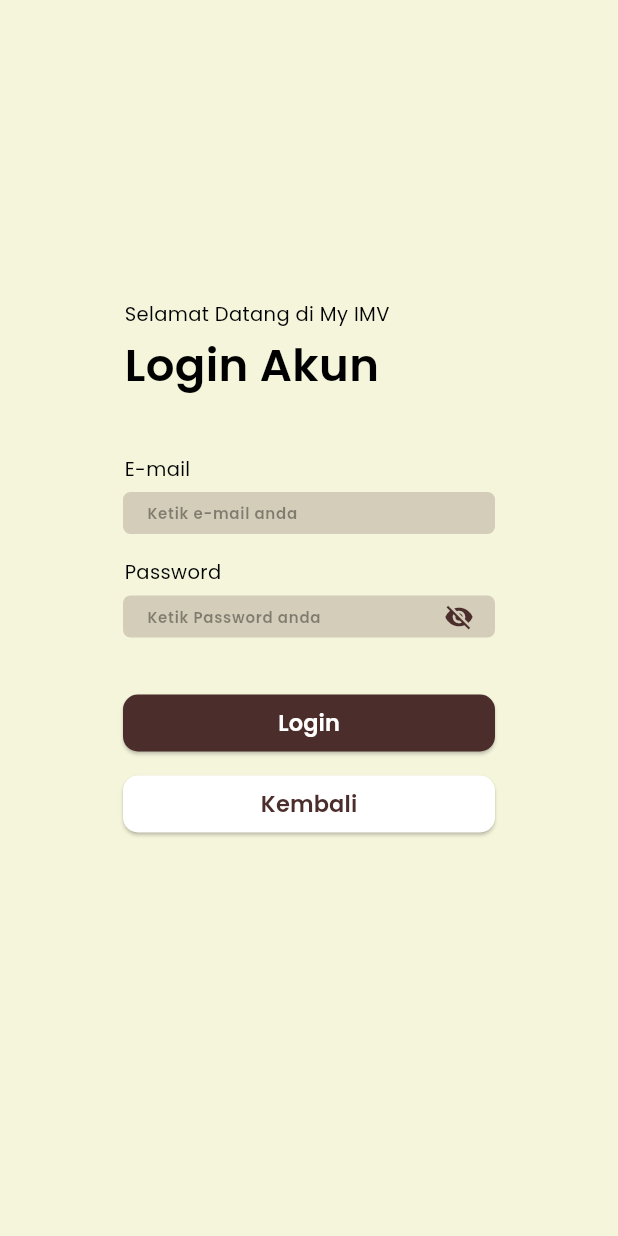
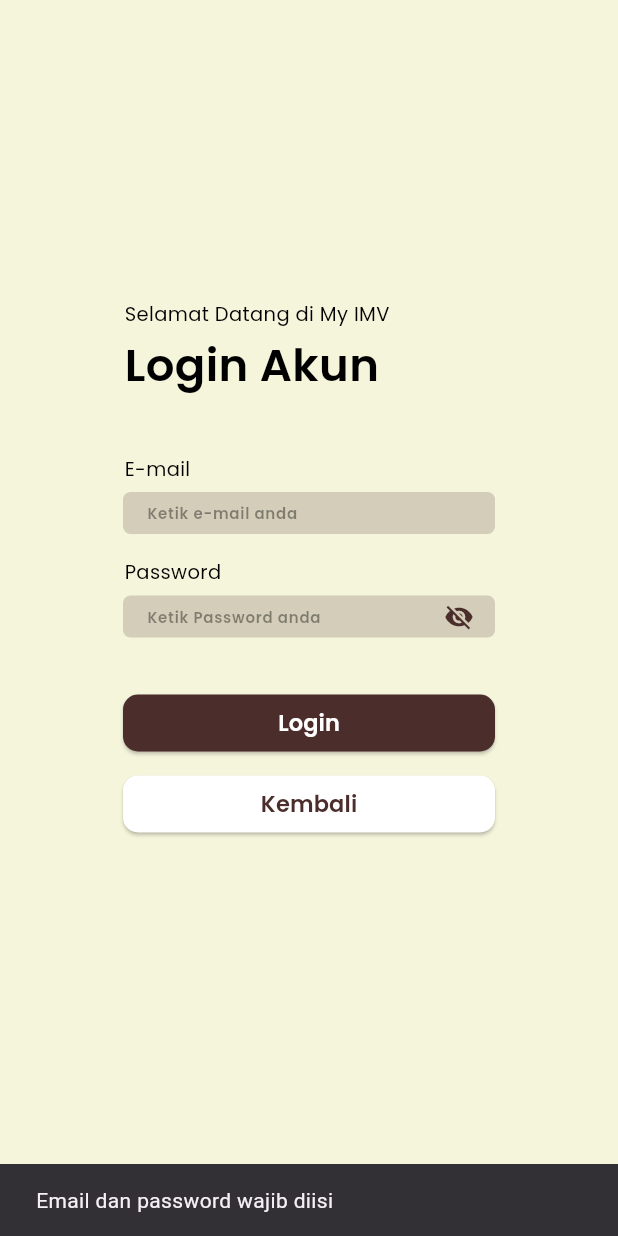
Before and after one commit to stevanniep/LALogin, a Flutter app: the LoginPage screen opened directly, after a tap on "Login", on a phone screen of 412 x 824 dp. Run offline on Flutter 3.47's test engine with Material 3 defaults, Android fonts, the phone set to English and light mode, and no system bars; our stand-ins replace supabase_flutter; accounts and stored records are empty.

Commit message:
logika regist(otp) dan login berhasil

```diff
--- a/lib/screens/login.dart
+++ b/lib/screens/login.dart
@@ -1,11 +1,68 @@
 import 'package:flutter/material.dart';
+import 'package:supabase_flutter/supabase_flutter.dart';
+import '../pages/home_page.dart';
 
-class LoginPage extends StatelessWidget {
+class LoginPage extends StatefulWidget {
   const LoginPage({super.key});
 
   @override
+  State<LoginPage> createState() => _LoginPageState();
+}
+
+class _LoginPageState extends State<LoginPage> {
+  final _emailController = TextEditingController();
+  final _passwordController = TextEditingController();
+  bool _isLoading = false;
+
+  Future<void> _login() async {
+    final email = _emailController.text.trim();
+    final password = _passwordController.text;
+
+    if (email.isEmpty || password.isEmpty) {
+      ScaffoldMessenger.of(context).showSnackBar(
+        const SnackBar(content: Text('Email dan password wajib diisi')),
+      );
+      return;
+    }
+
+    setState(() => _isLoading = true);
+
+    try {
+      final response = await Supabase.instance.client.auth.signInWithPassword(
+        email: email,
+        password: password,
+      );
+
+      if (!mounted) return;
+
+      if (response.session != null) {
+        // Sukses login, arahkan ke halaman utama
+        Navigator.pushReplacement(
+          context,
+          MaterialPageRoute(builder: (_) => const HomePage()),
+        );
+      } else {
+        ScaffoldMessenger.of(
+          context,
+        ).showSnackBar(const SnackBar(content: Text('Gagal login')));
+      }
+    } on AuthException catch (e) {
+      if (!mounted) return;
+      ScaffoldMessenger.of(
+        context,
+      ).showSnackBar(SnackBar(content: Text(e.message)));
+    } catch (e) {
+      if (!mounted) return;
+      ScaffoldMessenger.of(
+        context,
+      ).showSnackBar(const SnackBar(content: Text('Terjadi kesalahan')));
+    } finally {
+      if (mounted) setState(() => _isLoading = false);
+    }
+  }
+
+  @override
   Widget build(BuildContext context) {
-    // Gaya teks label
     final labelStyle = const TextStyle(
       fontFamily: 'Poppins',
       fontSize: 13,
@@ -13,7 +70,6 @@ class LoginPage extends StatelessWidget {
       color: Colors.black,
     );
 
-    // Gaya teks placeholder
     final placeholderStyle = const TextStyle(
       fontFamily: 'Poppins',
       fontSize: 10,
@@ -21,10 +77,9 @@ class LoginPage extends StatelessWidget {
       color: Color.fromRGBO(0, 0, 0, 0.4),
     );
 
-    // Dekorasi input box
     final inputDecoration = InputDecoration(
       filled: true,
-      fillColor: const Color(0x334B2E2B), // Warna 20%
+      fillColor: const Color(0x334B2E2B),
       hintStyle: placeholderStyle,
       contentPadding: const EdgeInsets.symmetric(horizontal: 12, vertical: 4),
       border: OutlineInputBorder(
@@ -34,7 +89,7 @@ class LoginPage extends StatelessWidget {
     );
 
     return Scaffold(
-      backgroundColor: const Color(0xFFF5F5DC), // krem
+      backgroundColor: const Color(0xFFF5F5DC),
       body: Align(
         alignment: Alignment.topCenter,
         child: SingleChildScrollView(
@@ -44,7 +99,6 @@ class LoginPage extends StatelessWidget {
               mainAxisSize: MainAxisSize.min,
               crossAxisAlignment: CrossAxisAlignment.start,
               children: [
-                // ===== Selamat Datang =====
                 Padding(
                   padding: const EdgeInsets.only(left: 1),
                   child: Text(
@@ -53,8 +107,6 @@ class LoginPage extends StatelessWidget {
                   ),
                 ),
                 const SizedBox(height: 3),
-
-                // ===== Login Akun =====
                 const Padding(
                   padding: EdgeInsets.only(left: 1),
                   child: Text(
@@ -67,10 +119,7 @@ class LoginPage extends StatelessWidget {
                     ),
                   ),
                 ),
-
                 const SizedBox(height: 38),
-
-                // ===== Email =====
                 Padding(
                   padding: const EdgeInsets.only(left: 1),
                   child: Text('E-mail', style: labelStyle),
@@ -80,16 +129,14 @@ class LoginPage extends StatelessWidget {
                   width: 248,
                   height: 28,
                   child: TextField(
+                    controller: _emailController,
                     style: labelStyle,
                     decoration: inputDecoration.copyWith(
                       hintText: 'Ketik e-mail anda',
                     ),
                   ),
                 ),
-
                 const SizedBox(height: 16),
-
-                // ===== Password =====
                 Padding(
                   padding: const EdgeInsets.only(left: 1),
                   child: Text('Password', style: labelStyle),
@@ -99,6 +146,7 @@ class LoginPage extends StatelessWidget {
                   width: 248,
                   height: 28,
                   child: TextField(
+                    controller: _passwordController,
                     obscureText: true,
                     style: labelStyle,
                     decoration: inputDecoration.copyWith(
@@ -111,24 +159,21 @@ class LoginPage extends StatelessWidget {
                     ),
                   ),
                 ),
-
                 const SizedBox(height: 38),
-
-                // ===== Tombol Login =====
                 SizedBox(
                   width: 248,
                   height: 38,
                   child: ElevatedButton(
-                    onPressed: () {
-                      // TODO: Tambahkan logika submit di sini
-                    },
+                    onPressed: _isLoading ? null : _login,
                     style: ElevatedButton.styleFrom(
                       backgroundColor: const Color(0xFF4B2E2B),
                       shape: RoundedRectangleBorder(
                         borderRadius: BorderRadius.circular(10),
                       ),
                     ),
-                    child: const Text(
+                    child: _isLoading
+                        ? const CircularProgressIndicator(color: Colors.white)
+                        : const Text(
                             'Login',
                             style: TextStyle(
                               fontFamily: 'Poppins',
@@ -139,9 +184,7 @@ class LoginPage extends StatelessWidget {
                           ),
                   ),
                 ),
-
                 const SizedBox(height: 16),
-                // ===== Tombol Kembali =====
                 SizedBox(
                   width: 248,
                   height: 38,
```
Lines whose indentation alone changed are shown as unchanged.
